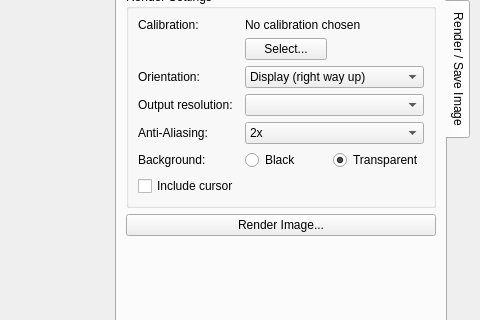
Old version of the form calcam/ui/cad_viewer.ui in the repository euratom-software/calcam; both pictures show x 470 to 950 and y 254 to 574 of the 950 by 703 pixel window.
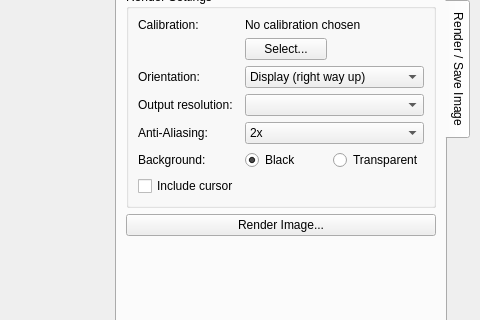
New version of the form. The open tabs and pages were chosen to show the change.

```diff
--- a/calcam/ui/cad_viewer.ui
+++ b/calcam/ui/cad_viewer.ui
@@ -1068,7 +1068,7 @@
               <string>Black</string>
              </property>
              <property name="checked">
-              <bool>false</bool>
+              <bool>true</bool>
              </property>
             </widget>
            </item>
@@ -1078,7 +1078,7 @@
               <string>Transparent</string>
              </property>
              <property name="checked">
-              <bool>true</bool>
+              <bool>false</bool>
              </property>
             </widget>
            </item>
```
